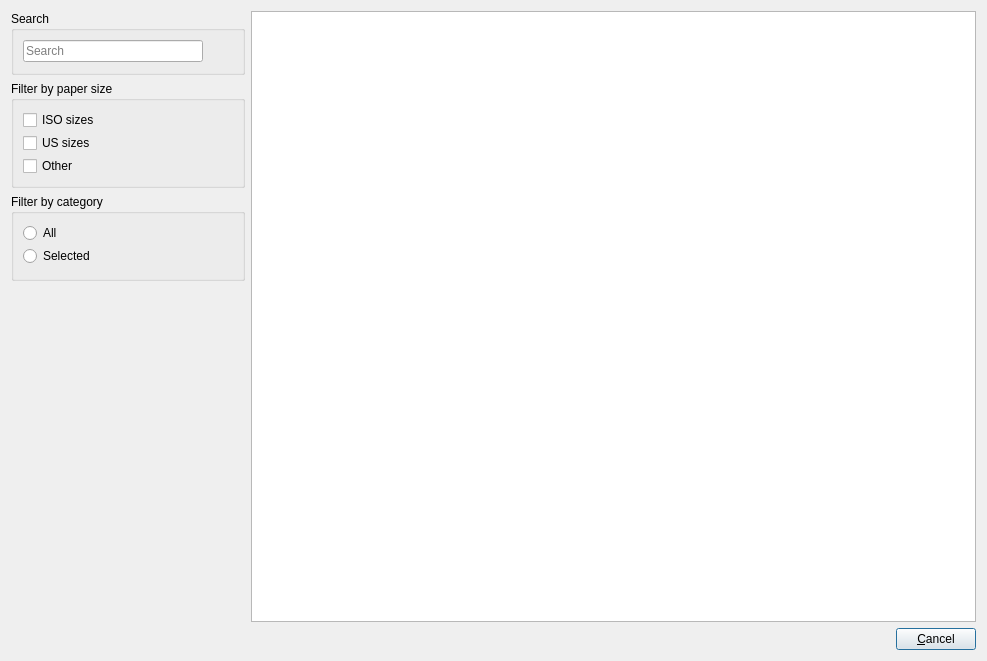
First picture: the form in glabels/ui/SelectProductDialog.ui, repository jimevins/glabels-qt, before the edit.
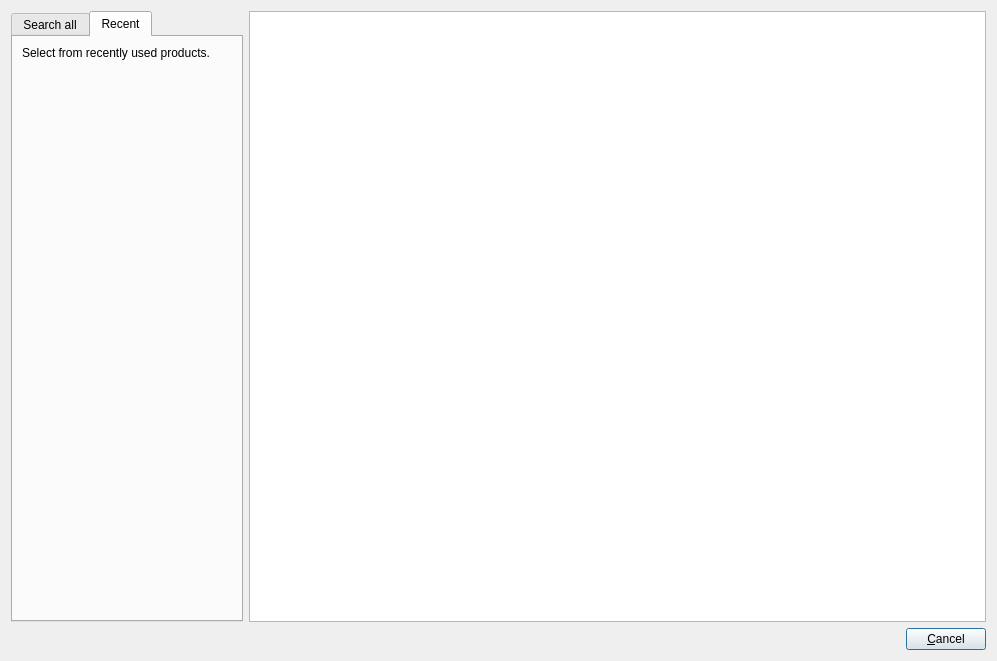
Second picture: the form after the edit. The open tabs and pages were chosen to show the change. Icons and pictures are not drawn. Custom widgets are drawn as their Qt base class.

Commit message: Added recently-used products tab to SelectProductDialog.

```diff
--- a/glabels/ui/SelectProductDialog.ui
+++ b/glabels/ui/SelectProductDialog.ui
@@ -6,7 +6,7 @@
    <rect>
     <x>0</x>
     <y>0</y>
-    <width>987</width>
+    <width>997</width>
     <height>661</height>
    </rect>
   </property>
@@ -19,13 +19,31 @@
      <item>
       <layout class="QHBoxLayout" name="horizontalLayout_2">
        <item>
+        <widget class="QTabWidget" name="modeNotebook">
+         <property name="sizePolicy">
+          <sizepolicy hsizetype="Preferred" vsizetype="Expanding">
+           <horstretch>0</horstretch>
+           <verstretch>0</verstretch>
+          </sizepolicy>
+         </property>
+         <property name="currentIndex">
+          <number>0</number>
+         </property>
+         <widget class="QWidget" name="search">
+          <attribute name="title">
+           <string>Search all</string>
+          </attribute>
+          <layout class="QGridLayout" name="gridLayout_2">
+           <item row="1" column="0">
         <layout class="QVBoxLayout" name="verticalLayout_2">
          <item>
-          <widget class="QGroupBox" name="groupBox_2">
-           <property name="title">
-            <string>Search</string>
-           </property>
-           <layout class="QHBoxLayout" name="horizontalLayout_8">
+              <layout class="QHBoxLayout" name="horizontalLayout_3">
+               <property name="topMargin">
+                <number>6</number>
+               </property>
+               <property name="bottomMargin">
+                <number>6</number>
+               </property>
             <item>
              <widget class="QLineEdit" name="searchEntry">
               <property name="sizePolicy">
@@ -66,7 +84,6 @@
              </widget>
             </item>
            </layout>
-          </widget>
          </item>
          <item>
           <widget class="QGroupBox" name="groupBox">
@@ -175,7 +192,9 @@
            </layout>
           </widget>
          </item>
-         <item>
+            </layout>
+           </item>
+           <item row="2" column="0">
           <spacer name="verticalSpacer_2">
            <property name="orientation">
             <enum>Qt::Vertical</enum>
@@ -188,7 +207,49 @@
            </property>
           </spacer>
          </item>
-        </layout>
+           <item row="0" column="0">
+            <widget class="QLabel" name="label_2">
+             <property name="text">
+              <string>Search entire product database.</string>
+             </property>
+             <property name="wordWrap">
+              <bool>true</bool>
+             </property>
+            </widget>
+           </item>
+          </layout>
+         </widget>
+         <widget class="QWidget" name="recent">
+          <attribute name="title">
+           <string>Recent</string>
+          </attribute>
+          <layout class="QGridLayout" name="gridLayout_3">
+           <item row="0" column="0">
+            <widget class="QLabel" name="label">
+             <property name="text">
+              <string>Select from recently used products.</string>
+             </property>
+             <property name="wordWrap">
+              <bool>true</bool>
+             </property>
+            </widget>
+           </item>
+           <item row="1" column="0">
+            <spacer name="verticalSpacer">
+             <property name="orientation">
+              <enum>Qt::Vertical</enum>
+             </property>
+             <property name="sizeHint" stdset="0">
+              <size>
+               <width>20</width>
+               <height>40</height>
+              </size>
+             </property>
+            </spacer>
+           </item>
+          </layout>
+         </widget>
+        </widget>
        </item>
        <item>
         <widget class="TemplatePicker" name="templatePicker">
```
Left out of the diff: 55 changed lines with no effect on the pictures. Lines whose indentation alone changed are shown as unchanged. The commit also changes 7 other files.
